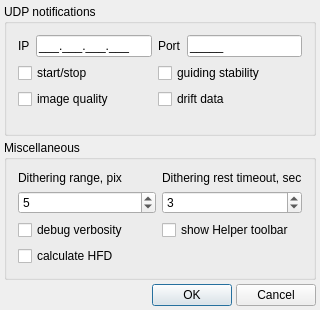
First picture: the form in lin_guider/ui/settings.ui, repository rumengb/lin_guider, before the edit.
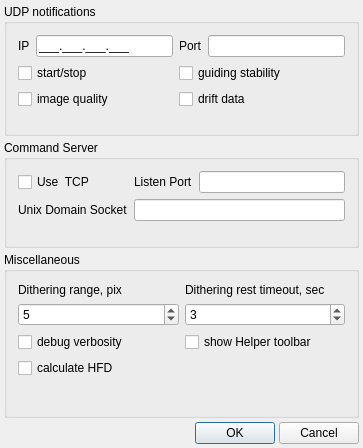
Second picture: the form after the edit.

Commit message: make command server accept TCP

```diff
--- a/lin_guider/ui/settings.ui
+++ b/lin_guider/ui/settings.ui
@@ -6,8 +6,8 @@
    <rect>
     <x>0</x>
     <y>0</y>
-    <width>320</width>
-    <height>302</height>
+    <width>363</width>
+    <height>448</height>
    </rect>
   </property>
   <property name="minimumSize">
@@ -54,7 +54,7 @@
       <item row="0" column="3">
        <widget class="QLineEdit" name="lineEdit_Port">
         <property name="inputMask">
-         <string>00000;_</string>
+         <string>00000</string>
         </property>
        </widget>
       </item>
@@ -125,14 +125,14 @@
       <string>Miscellaneous</string>
      </property>
      <layout class="QGridLayout" name="gridLayout_2">
-      <item row="5" column="0">
+      <item row="6" column="0">
        <widget class="QCheckBox" name="checkBox_DBGVerbosity">
         <property name="text">
          <string>debug verbosity</string>
         </property>
        </widget>
       </item>
-      <item row="4" column="0">
+      <item row="5" column="0">
        <widget class="QSpinBox" name="spinBox_DitherRange">
         <property name="minimum">
          <number>3</number>
@@ -145,21 +145,21 @@
         </property>
        </widget>
       </item>
-      <item row="0" column="1">
+      <item row="1" column="1">
        <widget class="QLabel" name="label_2">
         <property name="text">
          <string>Dithering rest timeout, sec</string>
         </property>
        </widget>
       </item>
-      <item row="0" column="0">
+      <item row="1" column="0">
        <widget class="QLabel" name="label_1">
         <property name="text">
          <string>Dithering range, pix</string>
         </property>
        </widget>
       </item>
-      <item row="4" column="1">
+      <item row="5" column="1">
        <widget class="QSpinBox" name="spinBox_DitherRestTout">
         <property name="maximum">
          <number>10</number>
@@ -169,7 +169,7 @@
         </property>
        </widget>
       </item>
-      <item row="7" column="0">
+      <item row="8" column="0">
        <spacer name="verticalSpacer_3">
         <property name="orientation">
          <enum>Qt::Vertical</enum>
@@ -182,20 +182,20 @@
         </property>
        </spacer>
       </item>
-      <item row="5" column="1">
-       <widget class="QCheckBox" name="checkBox_ShowHelperTB">
-        <property name="text">
-         <string>show Helper toolbar</string>
-        </property>
-       </widget>
-      </item>
-      <item row="6" column="0">
+      <item row="7" column="0">
        <widget class="QCheckBox" name="checkBox_HFD_on">
         <property name="text">
          <string>calculate HFD</string>
         </property>
        </widget>
       </item>
+      <item row="6" column="1">
+       <widget class="QCheckBox" name="checkBox_ShowHelperTB">
+        <property name="text">
+         <string>show Helper toolbar</string>
+        </property>
+       </widget>
+      </item>
      </layout>
     </widget>
    </item>
@@ -226,6 +226,75 @@
      </property>
     </widget>
    </item>
+   <item row="1" column="0" colspan="3">
+    <widget class="QGroupBox" name="groupBox_Server">
+     <property name="title">
+      <string>Command Server</string>
+     </property>
+     <property name="checkable">
+      <bool>false</bool>
+     </property>
+     <property name="checked">
+      <bool>false</bool>
+     </property>
+     <layout class="QGridLayout" name="gridLayout_5">
+      <item row="0" column="0">
+       <widget class="QCheckBox" name="checkBox_useTCP">
+        <property name="text">
+         <string>Use  TCP</string>
+        </property>
+       </widget>
+      </item>
+      <item row="0" column="2">
+       <widget class="QLineEdit" name="lineEdit_TCPPort">
+        <property name="inputMask">
+         <string>00000</string>
+        </property>
+       </widget>
+      </item>
+      <item row="0" column="1">
+       <widget class="QLabel" name="l_lport">
+        <property name="text">
+         <string>Listen Port</string>
+        </property>
+       </widget>
+      </item>
+      <item row="1" column="1" colspan="2">
+       <widget class="QLineEdit" name="lineEdit_lsocket">
+        <property name="inputMask">
+         <string/>
+        </property>
+        <property name="maxLength">
+         <number>255</number>
+        </property>
+       </widget>
+      </item>
+      <item row="1" column="0">
+       <widget class="QLabel" name="l_lsocket">
+        <property name="text">
+         <string>Unix Domain Socket</string>
+        </property>
+       </widget>
+      </item>
+      <item row="2" column="0" colspan="3">
+       <spacer name="verticalSpacer_2">
+        <property name="orientation">
+         <enum>Qt::Vertical</enum>
+        </property>
+        <property name="sizeType">
+         <enum>QSizePolicy::Minimum</enum>
+        </property>
+        <property name="sizeHint" stdset="0">
+         <size>
+          <width>20</width>
+          <height>13</height>
+         </size>
+        </property>
+       </spacer>
+      </item>
+     </layout>
+    </widget>
+   </item>
   </layout>
  </widget>
  <layoutdefault spacing="6" margin="11"/>
```
Left out of the diff: 46 changed lines with no effect on the pictures. The commit also changes 4 other files.
